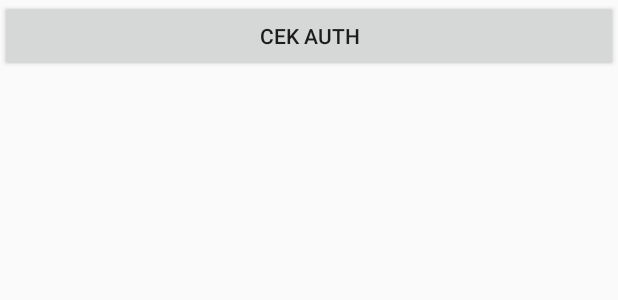
After one commit to mahmudinm/android-retrofit-codeigniter-login, an Android app: the layout fragment_cek.xml on its own in the app's theme, with its tools: preview values and no code run, on a phone screen of 412 x 824 dp. The commit adds this screen. Shown: the top 300 px of the screen. Run offline under Robolectric (Android 15) with nearby library versions, the phone set to English and light mode, and no system bars.

Commit message:
setup view fragment

```diff
--- /dev/null
+++ b/app/src/main/res/layout/fragment_cek.xml
@@ -0,0 +1,14 @@
+<LinearLayout xmlns:android="http://schemas.android.com/apk/res/android"
+             xmlns:tools="http://schemas.android.com/tools"
+             android:layout_width="match_parent"
+             android:layout_height="match_parent"
+              android:orientation="vertical"
+             tools:context="com.example.mahmudinm.androidcodeigniterlogin.CekFragment">
+
+    <Button
+        android:id="@+id/cekAuth"
+        android:text="Cek Auth"
+        android:layout_width="match_parent"
+        android:layout_height="wrap_content"/>
+
+</LinearLayout>
--- a/app/src/main/res/values/strings.xml
+++ b/app/src/main/res/values/strings.xml
@@ -6,4 +6,7 @@
     <string name="navigation_drawer_close">Close navigation drawer</string>
 
     <string name="action_settings">Settings</string>
+
+    <!-- TODO: Remove or change this placeholder text -->
+    <string name="hello_blank_fragment">Hello blank fragment</string>
 </resources>
```
Also changed, not shown: app/src/main/java/com/example/mahmudinm/androidcodeigniterlogin/CekFragment.java (added, +29 -0 lines), app/src/main/java/com/example/mahmudinm/androidcodeigniterlogin/MainActivity.java (+8 -9 lines), app/src/main/java/com/example/mahmudinm/androidcodeigniterlogin/api/response/ResponseStatus.java (added, +18 -0 lines), app/src/main/res/layout/app_bar_main.xml (+4 -9 lines), app/src/main/res/layout/content_main.xml (deleted, +0 -12 lines).
